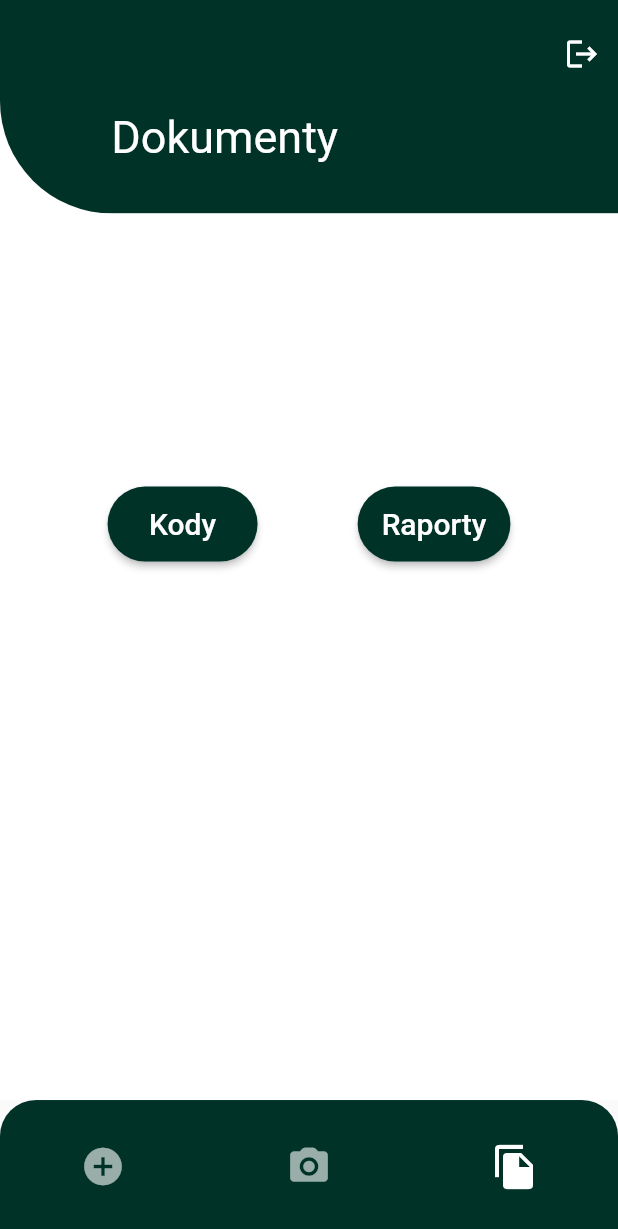
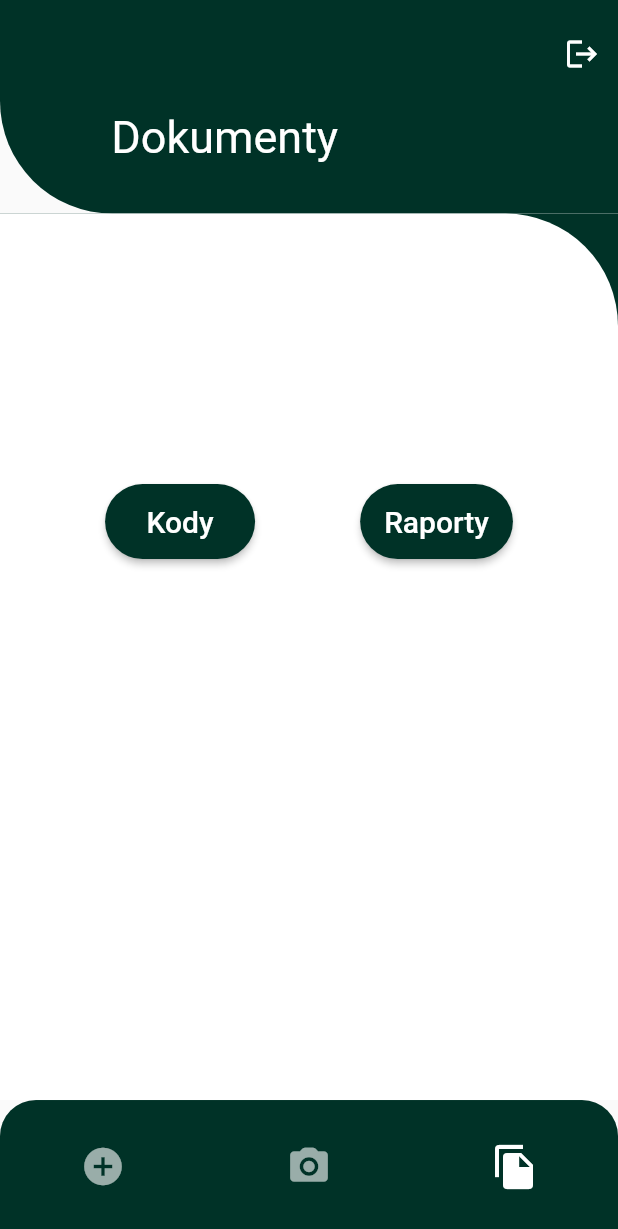
Before and after one commit to Lokinado/flutter_inventory_app, a Flutter app: the screen it shows once a user with an empty profile is signed in, swiped to page 3, on a phone screen of 412 x 824 dp. Shown: the top 1229 px of the screen. Run offline on Flutter 3.47's test engine with Material 2 defaults, Android fonts, the light colour scheme and no system bars; our stand-ins replace camera, firebase_auth, firebase_core; accounts and stored records are empty; Roboto replaces fonts that are missing (Montserrat).

Commit message:
coś nowego

```diff
--- a/lib/components/topbodysection.dart
+++ b/lib/components/topbodysection.dart
@@ -1,4 +1,3 @@
-                    ),
 import 'package:flutter/material.dart';
 
 enum Location { left, center, right }
--- a/lib/pages/documents/file_page.dart
+++ b/lib/pages/documents/file_page.dart
@@ -1,11 +1,9 @@
 import 'package:flutter/material.dart';
 import 'package:inventory_app/components/topbodysection.dart';
-import 'package:inventory_app/pages/documents/filehomebody.dart';
 import 'package:inventory_app/pages/documents/raporty.dart';
 
 import 'details_arguments.dart';
 import 'kody.dart';
-
 
 class FilePage extends StatefulWidget {
   @override
@@ -16,13 +14,14 @@ class _FilePageState extends State<FilePage> {
   @override
   Widget build(BuildContext context) {
     final Size rozmiar = MediaQuery.of(context).size;
-    return Scaffold(
-      body: Container(
-        color: Colors.white,
+    return Container(
+      //color: const Color.fromRGBO(0, 50, 39, 1),
       child: Column(
+        mainAxisAlignment: MainAxisAlignment.spaceEvenly,
         children: [
-            FileHomePage(
-              title: "Dokumenty",
+          TopBodySection(
+            key: UniqueKey(),
+            tekst: "Dokumenty",
             size: rozmiar,
             location: Location.right,
           ),
@@ -31,10 +30,10 @@ class _FilePageState extends State<FilePage> {
           ),
         ],
       ),
-      ),
     );
   }
 }
+
 class MainPage extends StatefulWidget {
   const MainPage({Key? key});
 
@@ -42,8 +41,12 @@ class MainPage extends StatefulWidget {
   _MainPageState createState() => _MainPageState();
 }
 
-class _MainPageState extends State<MainPage> {
+class _MainPageState extends State<MainPage>
+    with AutomaticKeepAliveClientMixin<MainPage> {
   String _selectedList = '';
+
+  @override
+  bool get wantKeepAlive => true;
 
   void _showList(String listName) {
     setState(() {
@@ -53,14 +56,19 @@ class _MainPageState extends State<MainPage> {
 
   @override
   Widget build(BuildContext context) {
-    return Scaffold(
-      appBar: null,
-      body: Container(
+    super.build(context);
+    return Container(
+      color: const Color.fromRGBO(0, 50, 39, 1),
+      child: Container(
+        decoration: BoxDecoration(
             color: Colors.white,
-        padding: const EdgeInsets.all(5),
+            borderRadius: BorderRadius.only(
+              topRight: Radius.circular(75),
+            )),
+        child: Container(
           child: Column(
             mainAxisAlignment: MainAxisAlignment.spaceEvenly,
-          crossAxisAlignment: CrossAxisAlignment.stretch,
+            //crossAxisAlignment: CrossAxisAlignment.stretch,
             children: [
               Row(
                 mainAxisAlignment: MainAxisAlignment.spaceEvenly,
@@ -105,9 +113,13 @@ class _MainPageState extends State<MainPage> {
                   ? Container()
                   : Expanded(
                       child: ListView.separated(
-                padding: const EdgeInsets.symmetric(horizontal: 30, vertical: 10),
-                separatorBuilder: (context, index) => const SizedBox(height: 15),
-                itemCount: _selectedList == 'Kody' ? Kody.ilosc : Raporty.ilosc,
+                        padding: const EdgeInsets.symmetric(
+                            horizontal: 30, vertical: 10),
+                        separatorBuilder: (context, index) =>
+                            const SizedBox(height: 15),
+                        itemCount: _selectedList == 'Kody'
+                            ? Kody.ilosc
+                            : Raporty.ilosc,
                         itemBuilder: (context, index) {
                           final String tileTitle = _selectedList == 'Kody'
                               ? 'Kod ${index + 1}'
@@ -134,7 +146,8 @@ class _MainPageState extends State<MainPage> {
                                   Navigator.push(
                                     context,
                                     MaterialPageRoute(
-                              builder: (context) => DetailsPage(title: tileTitle),
+                                      builder: (context) =>
+                                          DetailsPage(title: tileTitle),
                                     ),
                                   );
                                 },
@@ -147,10 +160,10 @@ class _MainPageState extends State<MainPage> {
             ],
           ),
         ),
+      ),
     );
   }
 }
-
 
 class DetailsPage extends StatelessWidget {
   final String title;
```
Also changed, not shown: lib/pages/documents/filehomebodypage.dart (+18 -113 lines), lib/pages/documents/main.dart (deleted, +0 -91 lines). Lines whose indentation alone changed are shown as unchanged.
